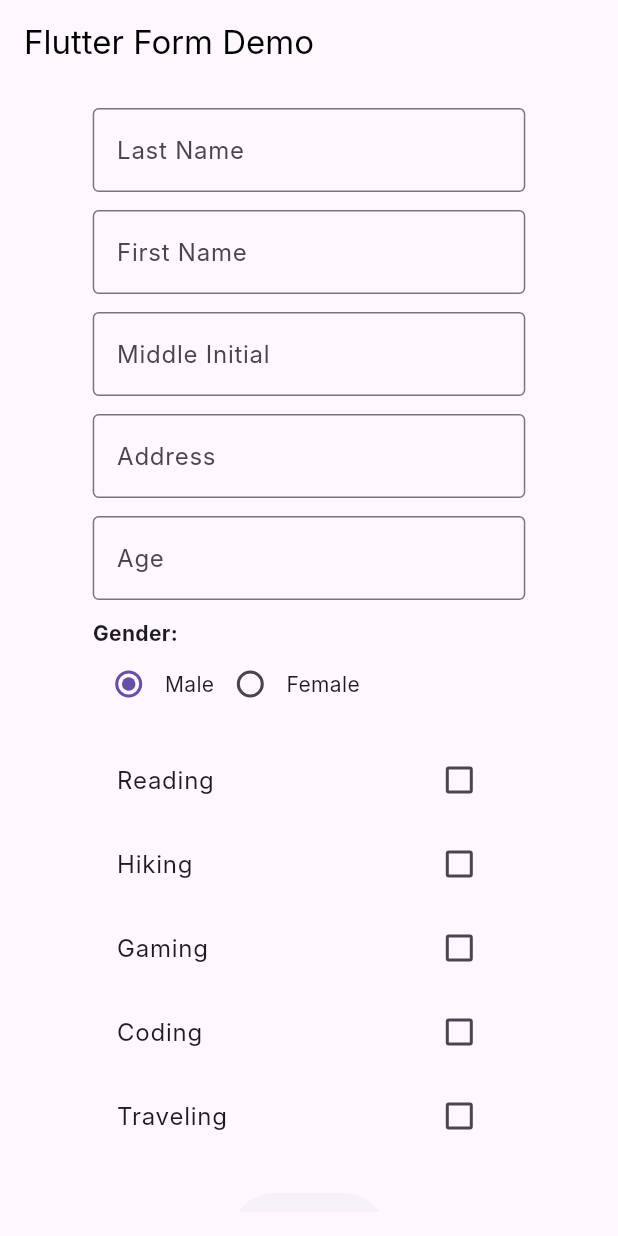
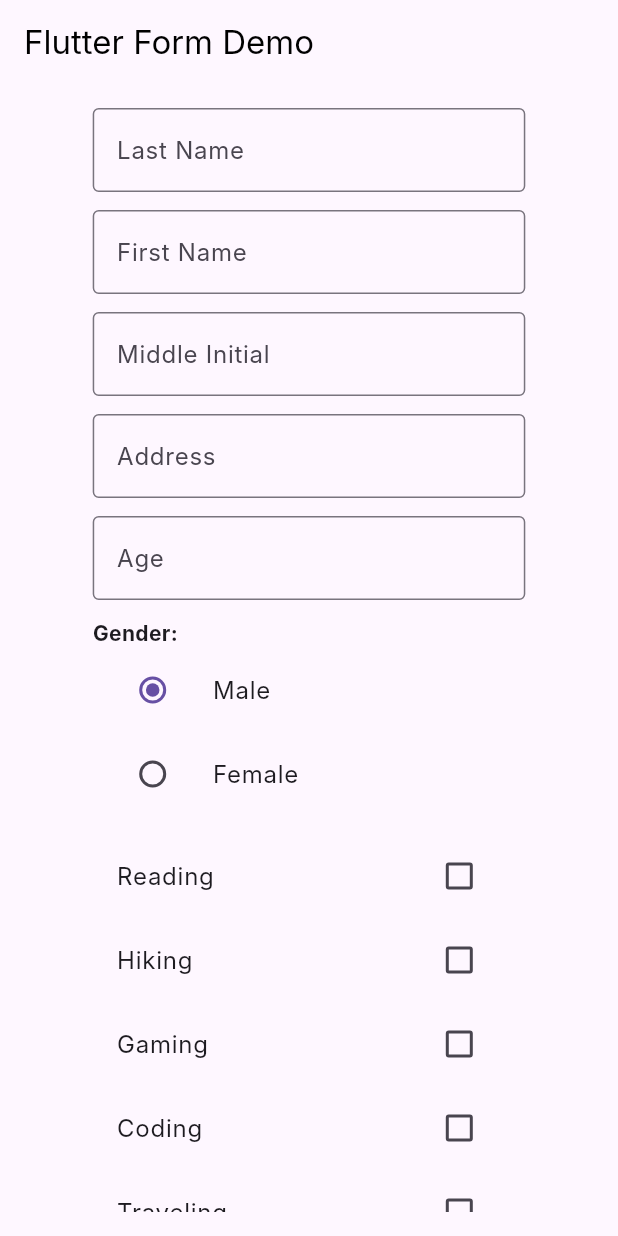
Before and after one commit to marccodesstuff/flutter-forms-demonstration, a Flutter app: the screen it shows after launch, on a phone screen of 412 x 824 dp. Run offline on Flutter 3.47's test engine with Material 3 defaults, Android fonts, the phone set to English and light mode, and no system bars; Roboto replaces fonts that are missing (Inter).

Commit message:
Grouped the radio buttons

```diff
--- a/lib/main.dart
+++ b/lib/main.dart
@@ -1,3 +1,5 @@
+// Suggested code may be subject to a license. Learn more: ~LicenseLog:1352796691.
+// Suggested code may be subject to a license. Learn more: ~LicenseLog:3184945934.
 // Suggested code may be subject to a license. Learn more: ~LicenseLog:2987123369.
 // Suggested code may be subject to a license. Learn more: ~LicenseLog:408146483.
 import 'package:flutter/material.dart';
@@ -182,9 +184,12 @@ class _MyHomePageState extends State<MyHomePage> {
                           child: Text('Gender:',
                               style: TextStyle(fontWeight: FontWeight.bold)),
                         ),
-                        Row( // Wrap Radio buttons in a Row
-                          children: <Widget>[
-                            Radio<String>(
+                        // Group the radio buttons
+                        Column(
+                          children: [
+                            ListTile(
+                              title: const Text('Male'),
+                              leading: Radio<String>(
                               value: 'Male',
                               groupValue: _gender,
                               onChanged: (value) {
@@ -193,8 +198,10 @@ class _MyHomePageState extends State<MyHomePage> {
                                 });
                               },
                             ),
-                            Text('Male'),
-                            Radio<String>(
+                            ),
+                            ListTile(
+                              title: const Text('Female'),
+                              leading: Radio<String>(
                               value: 'Female',
                               groupValue: _gender,
                               onChanged: (value) {
@@ -203,7 +210,7 @@ class _MyHomePageState extends State<MyHomePage> {
                                 });
                               },
                             ),
-                            Text('Female'),
+                            ),
                           ],
                         ),
                         SizedBox(height: 12), // Add spacing
```
